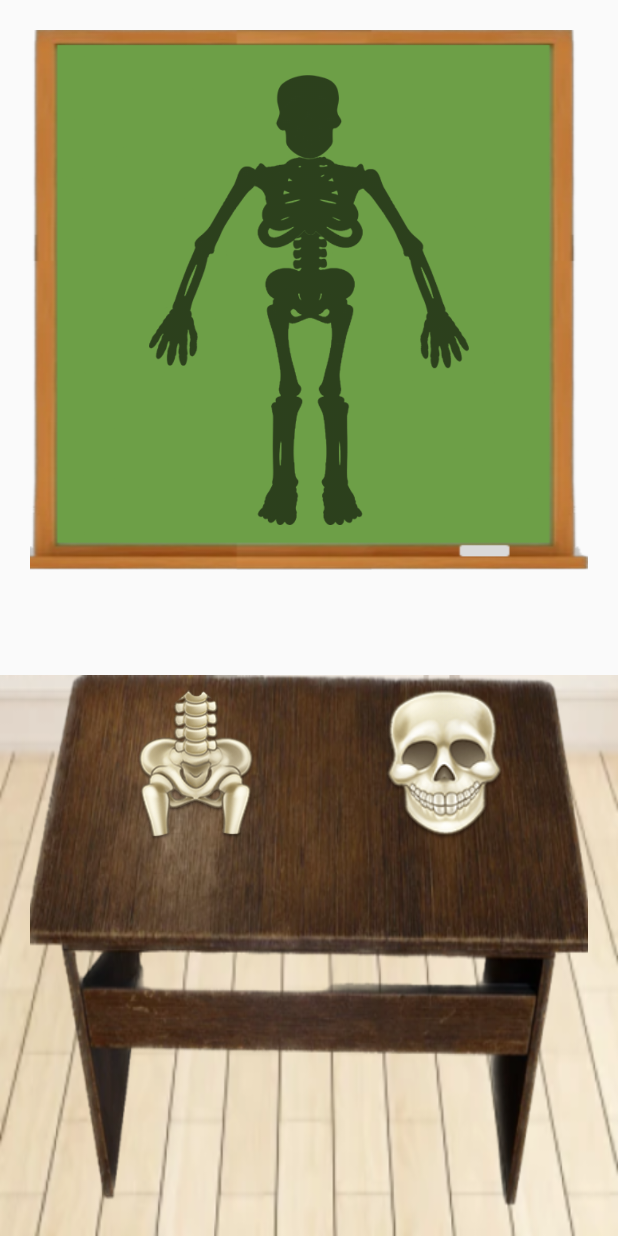
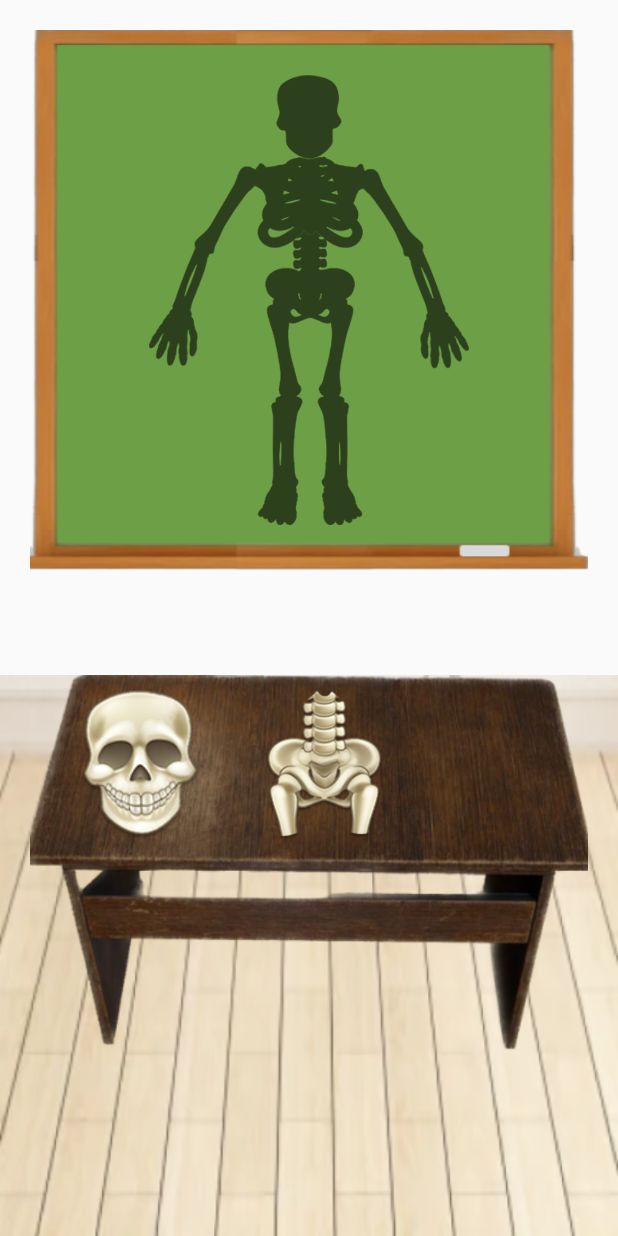
Before and after one commit to xujamov/Quiz, an Android app: the BodyActivity screen opened directly, with no data from a screen before it, on a phone screen of 412 x 824 dp. Run offline under Robolectric (Android 15) with nearby library versions, the phone set to English and light mode, and no system bars.

Commit message:
adding body parts programmatically, code improvements

```diff
--- a/app/src/main/java/com/example/quiz/BodyActivity.java
+++ b/app/src/main/java/com/example/quiz/BodyActivity.java
@@ -6,8 +6,6 @@ import android.content.ClipData;
 import android.content.ClipDescription;
 import android.content.Intent;
 import android.content.SharedPreferences;
-import android.graphics.Color;
-import android.graphics.PorterDuff;
 import android.os.Bundle;
 import android.preference.PreferenceManager;
 import android.util.Log;
@@ -17,11 +15,18 @@ import android.view.ViewGroup;
 import android.widget.FrameLayout;
 import android.widget.ImageView;
 import android.widget.LinearLayout;
-import android.widget.Toast;
+
+import java.util.ArrayList;
+import java.util.List;
 
 public class BodyActivity extends AppCompatActivity implements View.OnLongClickListener, View.OnDragListener{
-    ImageView imageView, bone1, bone2, bone3, bone4;
+    ImageView imageView;
     FrameLayout frameLayout;
+    List<Integer> bonesList = new ArrayList<>();
+    List<Integer> boneFrameList = new ArrayList<>();
+
+    List<Integer> partsList = new ArrayList<>();
+    List<Integer> frameList = new ArrayList<>();
 
     @Override
     protected void onCreate(Bundle savedInstanceState) {
@@ -29,27 +34,43 @@ public class BodyActivity extends AppCompatActivity implements View.OnLongClickL
         setContentView(R.layout.activity_body);
 
         imageView = (ImageView) findViewById(R.id.imageView);
-        bone1 = (ImageView) findViewById(R.id.bone1);
-        bone2 = (ImageView) findViewById(R.id.bone2);
-//        bone3 = (ImageView) findViewById(R.id.bone3);
-//        bone4 = (ImageView) findViewById(R.id.bone4);
         frameLayout = (FrameLayout) findViewById(R.id.body_frame);
+        implementLists();
+        // if category is skelet
+        partsList = new ArrayList<>(bonesList);
+        frameList = new ArrayList<>(boneFrameList);
+        LinearLayout tableLayout = (LinearLayout) findViewById(R.id.table_layout);
+        tableLayout.addView(tableImageView(partsList.get(0)));
+        partsList.remove(0);
+        tableLayout.addView(tableImageView(partsList.get(0)));
+        partsList.remove(0);
 
         implementEvents();
+    }
+
+    //Implement lists
+    private void implementLists() {
+        bonesList.add(R.drawable.v4_skeletone_part_panal_0);
+        bonesList.add(R.drawable.v4_skeletone_part_panal_1);
+        bonesList.add(R.drawable.v4_skeletone_part_panal_2);
+        bonesList.add(R.drawable.v4_skeletone_part_panal_3);
+        bonesList.add(R.drawable.v4_skeletone_part_panal_4);
+        bonesList.add(R.drawable.v4_skeletone_part_panal_5);
+        bonesList.add(R.drawable.v4_skeletone_part_panal_6);
+
+        boneFrameList.add(R.drawable.v4_skeletone_part_use_0);
+        boneFrameList.add(R.drawable.v4_skeletone_part_use_1);
+        boneFrameList.add(R.drawable.v4_skeletone_part_use_2);
+        boneFrameList.add(R.drawable.v4_skeletone_part_use_3);
+        boneFrameList.add(R.drawable.v4_skeletone_part_use_4);
+        boneFrameList.add(R.drawable.v4_skeletone_part_use_5);
+        boneFrameList.add(R.drawable.v4_skeletone_part_use_6);
     }
 
     //Implement long click and drag listener
     private void implementEvents() {
         findViewById(R.id.body_layout).setOnDragListener(BodyActivity.this);
         findViewById(R.id.parts_layout).setOnDragListener(BodyActivity.this);
-    }
-
-    //This is onclick listener for button
-    //it will navigate from this activity to MainGameActivity
-    public void PlayGame(View view) {
-        Intent intent = new Intent(BodyActivity.this, MainGameActivity.class);
-        intent.putExtra("bodyPartId", view.getId());
-        startActivity(intent);
     }
 
     @Override
@@ -145,21 +166,13 @@ public class BodyActivity extends AppCompatActivity implements View.OnLongClickL
                     v.setVisibility(View.VISIBLE);//finally set Visibility to VISIBLE
                 } else {
                     owner.removeView(v); //remove the dragged view
-                    owner.addView(boneImageView(R.drawable.v4_skeletone_part_panal_5));
+                    if (!partsList.isEmpty()) {
+                        owner.addView(tableImageView(partsList.get(0)));
+                        partsList.remove(0);
+                    }
                     // show part in shadow
-                    switch (dragData) {
-                        case "skelet1":
-                            setImageResource(R.drawable.v4_skeletone_part_use_0);
-                            break;
-                        case "skelet2":
-                            setImageResource(R.drawable.v4_skeletone_part_use_1);
-                            break;
-                        case "skelet3":
-                            setImageResource(R.drawable.v4_skeletone_part_use_5);
-                            break;
-                        case "skelet4":
-                            setImageResource(R.drawable.v4_skeletone_part_use_2);
-                            break;
+                    if(bonesList.contains(v.getId())){
+                        setImageResource(boneFrameList.get(bonesList.indexOf(v.getId())));
                     }
                 }
 
@@ -180,7 +193,10 @@ public class BodyActivity extends AppCompatActivity implements View.OnLongClickL
 
                 // invoke getResult(), and displays what happened.
                 if (dragEvent.getResult()) {
-
+                    if (partsList.isEmpty()) {
+                        Intent intent = new Intent(BodyActivity.this, GameWonActivity.class);
+                        startActivity(intent);
+                    }
                 }
 
                 // returns true; the value is ignored.
@@ -207,14 +223,20 @@ public class BodyActivity extends AppCompatActivity implements View.OnLongClickL
         frameLayout.addView(ivPart);
     }
 
-    private ImageView boneImageView(int resId) {
+    private ImageView tableImageView(int resId) {
         ImageView ivPart = new ImageView(BodyActivity.this);
         ivPart.setImageResource(resId);
+        ivPart.setId(resId);
         int margin = dpAsPixels(10);
         ivPart.setTag("");
         LinearLayout.LayoutParams lp = new LinearLayout.LayoutParams(LinearLayout.LayoutParams.WRAP_CONTENT, LinearLayout.LayoutParams.WRAP_CONTENT);
         lp.setMargins(margin, margin, margin, margin);
         ivPart.setLayoutParams(lp);
+        ivPart.setOnClickListener(view -> {
+            Intent intent = new Intent(BodyActivity.this, MainGameActivity.class);
+            intent.putExtra("bodyPartId", view.getId());
+            startActivity(intent);
+        });
         return ivPart;
     }
 
@@ -253,23 +275,10 @@ public class BodyActivity extends AppCompatActivity implements View.OnLongClickL
 
         SharedPreferences prefs = PreferenceManager.getDefaultSharedPreferences(BodyActivity.this);
         int data = prefs.getInt("bodyPartId", 0); //no id: default value
-        switch (data) {
-            case R.id.bone1:
-                bone1.setOnLongClickListener(BodyActivity.this);
-                bone1.setOnClickListener(null);
-                break;
-            case R.id.bone2:
-                bone2.setOnLongClickListener(BodyActivity.this);
-                bone2.setOnClickListener(null);
-                break;
-//            case R.id.bone3:
-//                bone3.setOnLongClickListener(BodyActivity.this);
-//                bone3.setOnClickListener(null);
-//                break;
-//            case R.id.bone4:
-//                bone4.setOnLongClickListener(BodyActivity.this);
-//                bone4.setOnClickListener(null);
-//                break;
+        if (data != 0 && !partsList.contains(data)) {
+            ImageView iv = (ImageView) findViewById(data);
+            iv.setOnLongClickListener(BodyActivity.this);
+            iv.setOnClickListener(null);
         }
     }
 }
--- a/app/src/main/res/layout/activity_body.xml
+++ b/app/src/main/res/layout/activity_body.xml
@@ -41,60 +41,31 @@
 
         <LinearLayout
             android:layout_width="match_parent"
-            android:layout_height="match_parent"
+            android:layout_height="250dp"
             android:layout_marginLeft="20dp"
             android:layout_marginRight="20dp"
-            android:layout_marginBottom="20dp"
             android:layout_weight="1"
             android:background="@drawable/table"
             android:orientation="horizontal">
 
             <LinearLayout
+                android:id="@+id/table_layout"
                 android:layout_width="wrap_content"
                 android:layout_height="120dp"
                 android:layout_marginLeft="20dp"
                 android:layout_marginRight="20dp"
-                android:layout_marginBottom="20dp"
                 android:layout_weight="1"
                 android:orientation="horizontal">
 
-                <ImageView
-                    android:id="@+id/bone2"
-                    android:layout_width="wrap_content"
-                    android:layout_height="match_parent"
-                    android:layout_margin="10dp"
-                    android:layout_weight="1"
-                    android:onClick="PlayGame"
-                    android:src="@drawable/v4_skeletone_part_panal_1"
-                    android:tag="skelet2" />
-
-                <ImageView
-                    android:id="@+id/bone1"
-                    android:layout_width="wrap_content"
-                    android:layout_height="match_parent"
-                    android:layout_margin="10dp"
-                    android:layout_weight="1"
-                    android:onClick="PlayGame"
-                    android:src="@drawable/v4_skeletone_part_panal_0"
-                    android:tag="skelet1" />
-
 <!--                <ImageView-->
-<!--                    android:id="@+id/bone3"-->
+<!--                    android:id="@+id/bone2"-->
 <!--                    android:layout_width="wrap_content"-->
 <!--                    android:layout_height="match_parent"-->
 <!--                    android:layout_margin="10dp"-->
+<!--                    android:layout_weight="1"-->
 <!--                    android:onClick="PlayGame"-->
-<!--                    android:src="@drawable/v4_skeletone_part_panal_5"-->
-<!--                    android:tag="skelet3" />-->
-
-<!--                <ImageView-->
-<!--                    android:id="@+id/bone4"-->
-<!--                    android:layout_width="wrap_content"-->
-<!--                    android:layout_height="match_parent"-->
-<!--                    android:layout_margin="10dp"-->
-<!--                    android:onClick="PlayGame"-->
-<!--                    android:src="@drawable/v4_skeletone_part_panal_2"-->
-<!--                    android:tag="skelet4" />-->
+<!--                    android:src="@drawable/v4_skeletone_part_panal_1"-->
+<!--                    android:tag="skelet2" />-->
             </LinearLayout>
         </LinearLayout>
 
```
